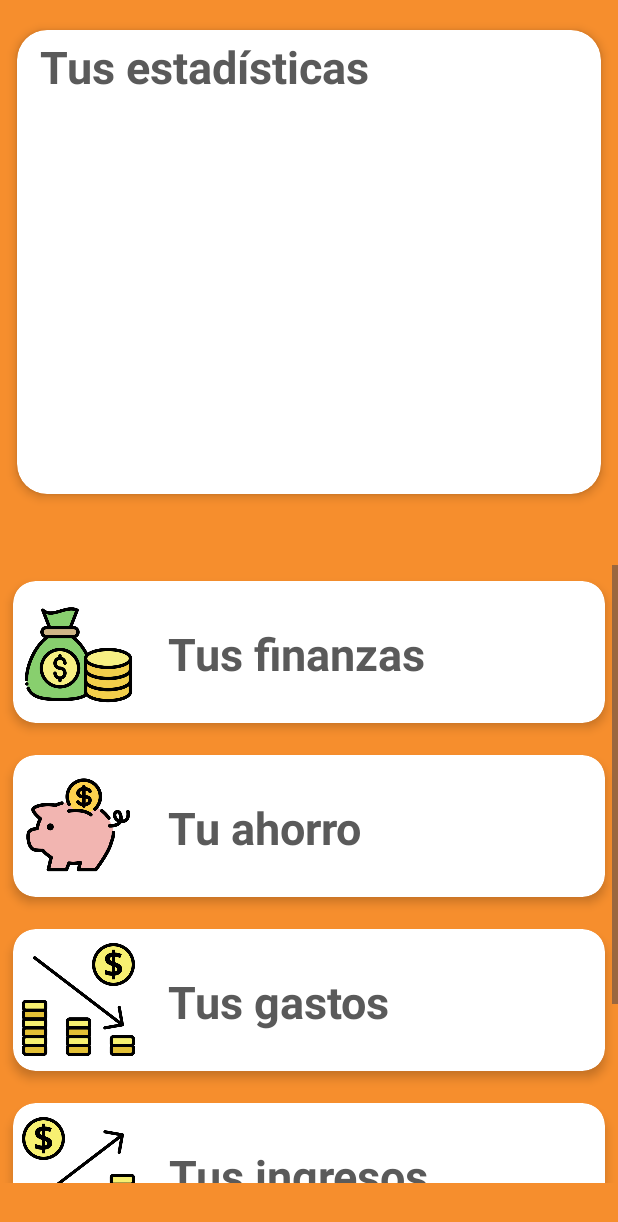
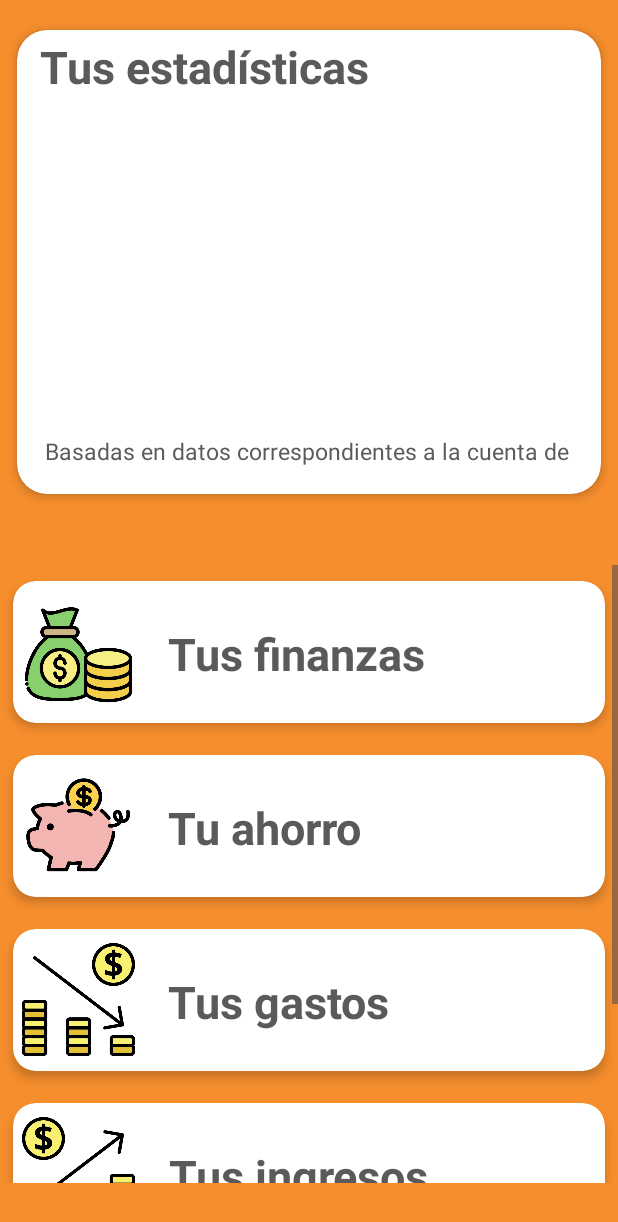
Before and after one commit to brxwny/Actividad1_2, an Android app: the screen it shows after launch (InicioActivity), after a tap on "Iniciar Sesión", on a phone screen of 412 x 824 dp. Shown: the top 1222 px of the screen. Run offline under Robolectric (Android 15) with nearby library versions, the phone set to English and light mode, and no system bars.

Commit message:
Transferencia de datos Intent

```diff
--- a/app/src/main/java/com/javieravenegas/finanzasencasalogin/InicioActivity.java
+++ b/app/src/main/java/com/javieravenegas/finanzasencasalogin/InicioActivity.java
@@ -8,6 +8,7 @@ import androidx.recyclerview.widget.LinearLayoutManager;
 import androidx.recyclerview.widget.RecyclerView;
 
 import android.os.Bundle;
+import android.widget.TextView;
 
 import java.util.ArrayList;
 
@@ -17,11 +18,19 @@ public class InicioActivity extends AppCompatActivity {
     private RecyclerView.LayoutManager layoutManager;
     private static RecyclerView recyclerView;
     private static ArrayList<DataModel> data;
+
+    private Bundle bundle;
+    private TextView fuenteDatos;
     @Override
     protected void onCreate(Bundle savedInstanceState) {
         super.onCreate(savedInstanceState);
         AppCompatDelegate.setDefaultNightMode(AppCompatDelegate.MODE_NIGHT_NO);
         setContentView(R.layout.activity_inicio);
+
+        fuenteDatos = (TextView)findViewById(R.id.txtFuenteIn);
+        bundle = getIntent().getExtras();
+        String correoUser = bundle.getString("correo");
+        fuenteDatos.append("Basadas en datos correspondientes a la cuenta de " + correoUser);
 
         recyclerView = (RecyclerView) findViewById(R.id.my_recycler_view);
         recyclerView.setHasFixedSize(true);
--- a/app/src/main/java/com/javieravenegas/finanzasencasalogin/MainActivity.java
+++ b/app/src/main/java/com/javieravenegas/finanzasencasalogin/MainActivity.java
@@ -6,9 +6,11 @@ import android.content.Intent;
 import android.os.Bundle;
 import android.view.View;
 import android.widget.Button;
+import android.widget.EditText;
 
 public class MainActivity extends AppCompatActivity {
 
+    private EditText correo;
     private Button registrarse;
     private Button iniciar;
     @Override
@@ -17,6 +19,7 @@ public class MainActivity extends AppCompatActivity {
         setContentView(R.layout.activity_main);
         registrarse = (Button) findViewById(R.id.btnRegistrarse);
         iniciar = (Button)findViewById(R.id.btnLogin);
+        correo = (EditText)findViewById(R.id.txtCorreo);
 
         registrarse.setOnClickListener(new View.OnClickListener() {
             @Override
@@ -30,6 +33,7 @@ public class MainActivity extends AppCompatActivity {
             @Override
             public void onClick(View vi) {
                 Intent in = new Intent(MainActivity.this, InicioActivity.class);
+                in.putExtra("correo", correo.getText().toString());
                 startActivity(in);
             }
         });
--- a/app/src/main/res/layout/activity_inicio.xml
+++ b/app/src/main/res/layout/activity_inicio.xml
@@ -38,7 +38,7 @@
             android:layout_width="match_parent"
             android:layout_height="309dp"
             android:animateLayoutChanges="true"
-            android:orientation="horizontal">
+            android:orientation="vertical">
 
             <TextView
                 android:id="@+id/textView8"
@@ -51,6 +51,17 @@
                 android:textAlignment="center"
                 android:layout_marginStart="15dp"
                 android:layout_marginTop="4dp"/>
+
+            <TextView
+                android:id="@+id/txtFuenteIn"
+                android:layout_width="match_parent"
+                android:layout_height="wrap_content"
+                android:textColor="@color/cardviewlett"
+                android:textSize="15sp"
+                android:textAlignment="center"
+                android:layout_gravity="center"
+                android:layout_marginTop="225dp"
+                android:text="" />
         </LinearLayout>
     </androidx.cardview.widget.CardView>
 
```
